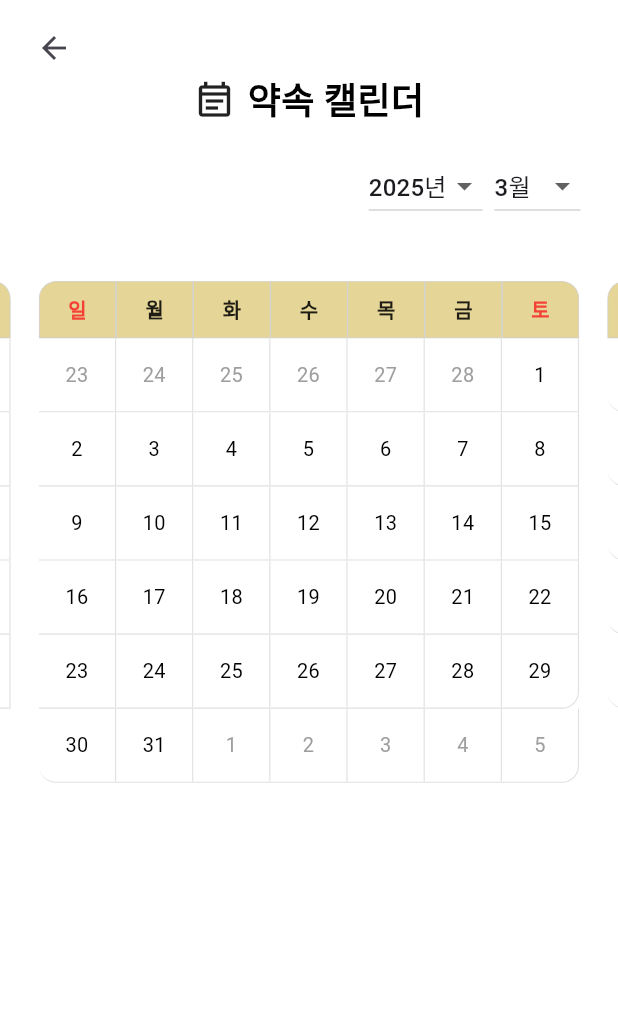
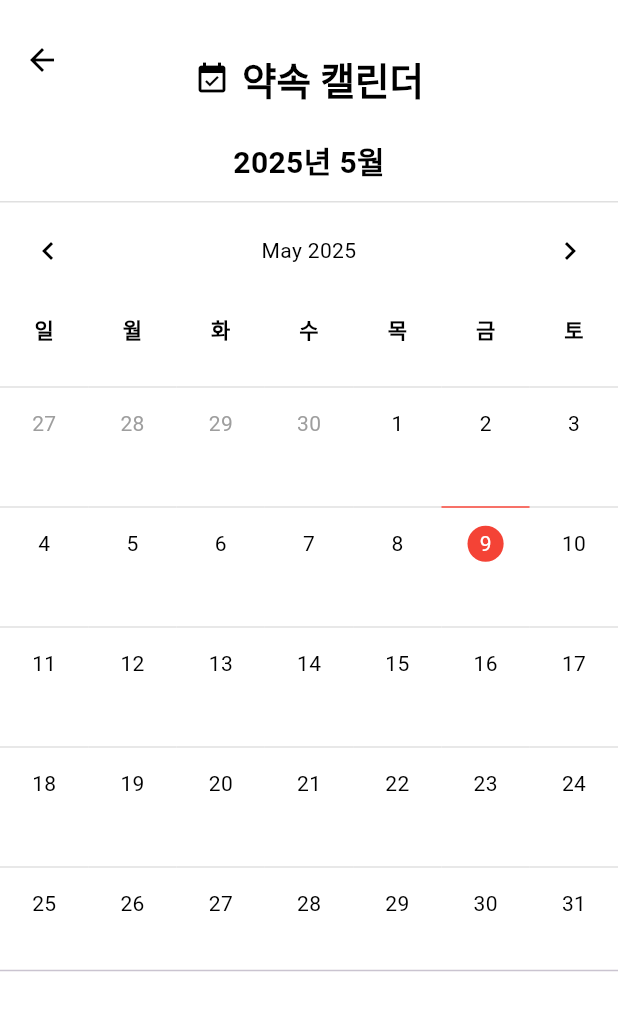
Before and after one commit to partmant/FairMeeting, a Flutter app: the screen it shows after launch, after a tap on "약속 캘린더", on a phone screen of 412 x 824 dp. Shown: the top 1011 px of the screen. Run offline on Flutter 3.47's test engine with Material 3 defaults, Android fonts, the phone set to English and light mode, and no system bars; drawn by our look-alikes of table_calendar; our stand-ins replace dotted_border, flutter_dotenv, geolocator; missing offline and left inert: kakao_flutter_sdk_user, kakao_map_plugin.

Commit message:
modified: 캘린더 화면 수정 및 버그 수정(1차)

```diff
--- a/lib/screens/calender_screen.dart
+++ b/lib/screens/calender_screen.dart
@@ -1,6 +1,22 @@
+import 'package:flutter/cupertino.dart';
 import 'package:flutter/material.dart';
 import 'package:table_calendar/table_calendar.dart';
-import 'package:intl/intl.dart';
+
+void main() {
+  runApp(const MyApp());
+}
+
+class MyApp extends StatelessWidget {
+  const MyApp({super.key});
+
+  @override
+  Widget build(BuildContext context) {
+    return MaterialApp(
+      theme: ThemeData.light(),
+      home: const AppointmentCalendarScreen(),
+    );
+  }
+}
 
 class AppointmentCalendarScreen extends StatefulWidget {
   const AppointmentCalendarScreen({super.key});
@@ -12,316 +28,342 @@ class AppointmentCalendarScreen extends StatefulWidget {
 
 class _AppointmentCalendarScreenState
     extends State<AppointmentCalendarScreen> {
-  static final DateTime _baseDate = DateTime(2020, 1);
-  static final int _initialPage = DateTime(2025, 3).difference(_baseDate).inDays ~/ 30;
-  final PageController _pageController = PageController(
-    initialPage: _initialPage,
-    viewportFraction: 0.92,
+  DateTime _focusedDay = DateTime.now();
+  DateTime? _selectedDay;
+  final Map<DateTime, List<Map<String, String>>> _appointments = {};
+
+  final TextEditingController _timeController = TextEditingController();
+  final TextEditingController _locationController = TextEditingController();
+
+  void _showAddAppointmentDialog(DateTime selectedDay) {
+    _timeController.clear();
+    _locationController.clear();
+
+    showCupertinoModalPopup(
+      context: context,
+      builder: (_) => Container(
+        padding: const EdgeInsets.all(16),
+        height: 350,
+        color: Colors.white,
+        child: Column(
+          children: [
+            const Text('새 일정 추가',
+                style: TextStyle(
+                  fontSize: 20,
+                  fontWeight: FontWeight.bold,
+                  color: Color(0xFFD9C189),
+                )),
+            const SizedBox(height: 20),
+            CupertinoTextField(
+              controller: _timeController,
+              placeholder: '시간 :',
+            ),
+            const SizedBox(height: 10),
+            CupertinoTextField(
+              controller: _locationController,
+              placeholder: '장소 :',
+            ),
+            const Spacer(),
+            Row(
+              mainAxisAlignment: MainAxisAlignment.spaceBetween,
+              children: [
+                CupertinoButton(
+                  child: const Text('취소',
+                      style: TextStyle(color: Color(0xFFD9C189))),
+                  onPressed: () => Navigator.of(context).pop(),
+                ),
+                Container(
+                  decoration: BoxDecoration(
+                    color: const Color(0xFFD9C189),
+                    borderRadius: BorderRadius.circular(8),
+                  ),
+                  child: CupertinoButton(
+                    padding: const EdgeInsets.symmetric(
+                        horizontal: 24, vertical: 10),
+                    child: const Text('추가',
+                        style: TextStyle(color: Colors.white)),
+                    onPressed: () {
+                      if (_timeController.text.isNotEmpty &&
+                          _locationController.text.isNotEmpty) {
+                        final newAppointment = {
+                          'time': _timeController.text,
+                          'location': _locationController.text,
+                        };
+                        setState(() {
+                          final key = DateTime(
+                            selectedDay.year,
+                            selectedDay.month,
+                            selectedDay.day,
                           );
+                          _appointments.putIfAbsent(key, () => []);
+                          _appointments[key]!.add(newAppointment);
+                          _selectedDay = selectedDay; // 바로 보이게
+                        });
+                        Navigator.of(context).pop();
+                      }
+                    },
+                  ),
+                ),
+              ],
+            ),
+          ],
+        ),
+      ),
+    );
+  }
 
-  DateTime _focusedDay = DateTime(2025, 3, 27);
-  DateTime? _selectedDay;
+  void _showMonthYearPicker() {
+    DateTime tempPickedDate = _focusedDay;
 
-  final List<int> _yearList = [for (var y = 2020; y <= 2030; y++) y];
-  int _selectedYear = 2025;
-  int _selectedMonth = 3;
-
-  List<DateTime> markedDates = [
-    DateTime(2025, 3, 9),
-    DateTime(2025, 3, 22),
-    DateTime(2025, 3, 27),
-  ];
-
-  @override
-  Widget build(BuildContext context) {
-    return SafeArea(
-      child: Scaffold(
-        backgroundColor: Colors.white,
-        body: Column(
-          crossAxisAlignment: CrossAxisAlignment.start,
+    showCupertinoModalPopup(
+      context: context,
+      builder: (BuildContext context) {
+        return Container(
+          height: 350,
+          color: Colors.white,
+          child: Column(
             children: [
-            // 뒤로가기 버튼
-            Padding(
+              Container(
                 padding:
-              const EdgeInsets.symmetric(horizontal: 12.0, vertical: 8.0),
+                const EdgeInsets.symmetric(horizontal: 16, vertical: 8),
+                color: Colors.grey[100],
                 child: Row(
+                  mainAxisAlignment: MainAxisAlignment.spaceBetween,
                   children: [
-                  IconButton(
-                    icon: const Icon(Icons.arrow_back),
+                    CupertinoButton(
+                      padding: EdgeInsets.zero,
+                      child: Text('취소',
+                          style: TextStyle(color: Colors.grey[900])),
                       onPressed: () {
-                      Navigator.pop(context);
+                        Navigator.of(context).pop();
+                      },
+                    ),
+                    CupertinoButton(
+                      padding: EdgeInsets.zero,
+                      child: const Text('완료',
+                          style: TextStyle(color: Color(0xFFD9C189))),
+                      onPressed: () {
+                        setState(() {
+                          _focusedDay = tempPickedDate;
+                          _selectedDay = tempPickedDate;
+                        });
+                        Navigator.of(context).pop();
                       },
                     ),
                   ],
                 ),
               ),
+              Expanded(
+                child: CupertinoDatePicker(
+                  mode: CupertinoDatePickerMode.date,
+                  initialDateTime: _focusedDay,
+                  minimumDate: DateTime(2020),
+                  maximumDate: DateTime(2030),
+                  onDateTimeChanged: (DateTime newDate) {
+                    tempPickedDate = newDate;
+                  },
+                ),
+              ),
+            ],
+          ),
+        );
+      },
+    );
+  }
 
-            // 제목
-            Transform.translate(
-              offset: const Offset(0, -15),
-              child: Center(
+  Widget _buildDayCell(DateTime day,
+      {required bool isSelected,
+        required bool isToday,
+        required bool isOutside}) {
+    Color lineColor = isSelected
+        ? Color(0xFFD9C189)
+        : isToday
+        ? Colors.red
+        : Colors.grey[300]!;
+
+    Color textColor = isOutside ? Colors.grey : Colors.black;
+
+    BoxDecoration? decoration;
+    if (isSelected || isToday) {
+      decoration = BoxDecoration(
+        shape: BoxShape.circle,
+        color: isSelected ? Color(0xFFD9C189) : Colors.red,
+      );
+    }
+
+    return Column(
+      mainAxisAlignment: MainAxisAlignment.center,
+      children: [
+        Container(
+          height: 1,
+          margin: const EdgeInsets.only(bottom: 6),
+          color: lineColor,
+        ),
+        Container(
+          decoration: decoration,
+          padding: const EdgeInsets.all(8),
+          child: Text(
+            '${day.day}',
+            style: TextStyle(
+              color: isSelected || isToday ? Colors.white : textColor,
+            ),
+          ),
+        ),
+      ],
+    );
+  }
+
+  List<Map<String, String>> _getAppointmentsForDay(DateTime day) {
+    return _appointments[DateTime(day.year, day.month, day.day)] ?? [];
+  }
+
+  @override
+  Widget build(BuildContext context) {
+    final selectedAppointments =
+    _selectedDay != null ? _getAppointmentsForDay(_selectedDay!) : [];
+
+    return Scaffold(
+      backgroundColor: Colors.white,
+      appBar: AppBar(
+        centerTitle: true,
+        toolbarHeight: 80,
+        backgroundColor: Colors.white,
+        elevation: 0,
+        iconTheme: const IconThemeData(color: Colors.black),
+        title: Padding(
+          padding: const EdgeInsets.only(top: 25),
           child: Row(
             mainAxisSize: MainAxisSize.min,
             children: const [
-                    Icon(Icons.event_note_outlined, size: 28),
+              Icon(Icons.event_available, color: Colors.black),
               SizedBox(width: 8),
               Text(
                 '약속 캘린더',
                 style: TextStyle(
-                        fontSize: 24,
-                        fontWeight: FontWeight.bold,
                   color: Colors.black,
+                  fontSize: 25,
                 ),
               ),
             ],
           ),
         ),
       ),
-
-            // 드롭다운
-            Padding(
-              padding: const EdgeInsets.symmetric(horizontal: 25.0),
-              child: Row(
-                mainAxisAlignment: MainAxisAlignment.end,
+      body: Column(
         children: [
-                  DropdownButton<int>(
-                    value: _selectedYear,
-                    items: _yearList.map((year) {
-                      return DropdownMenuItem(
-                        value: year,
-                        child: Text('$year년'),
-                      );
-                    }).toList(),
-                    onChanged: (year) {
-                      if (year != null) {
-                        setState(() {
-                          _selectedYear = year;
-                          _focusedDay = DateTime(_selectedYear, _selectedMonth, 1);
-                          final index = (_focusedDay.difference(_baseDate).inDays ~/ 30);
-                          _pageController.jumpToPage(index);
-                        });
-                      }
-                    },
-                  ),
-                  const SizedBox(width: 8),
-                  DropdownButton<int>(
-                    value: _selectedMonth,
-                    items: List.generate(12, (i) => i + 1).map((month) {
-                      return DropdownMenuItem(
-                        value: month,
-                        child: Text('$month월'),
-                      );
-                    }).toList(),
-                    onChanged: (month) {
-                      if (month != null) {
-                        setState(() {
-                          _selectedMonth = month;
-                          _focusedDay = DateTime(_selectedYear, _selectedMonth, 1);
-                          final index = (_focusedDay.difference(_baseDate).inDays ~/ 30);
-                          _pageController.jumpToPage(index);
-                        });
-                      }
-                    },
-                  ),
-                ],
+          GestureDetector(
+            onTap: _showMonthYearPicker,
+            child: Padding(
+              padding: const EdgeInsets.all(12.0),
+              child: Text(
+                '${_focusedDay.year}년 ${_focusedDay.month}월',
+                style: const TextStyle(
+                  fontSize: 20,
+                  fontWeight: FontWeight.bold,
+                  color: Colors.black,
                 ),
               ),
-
-            const SizedBox(height: 24),
-
-            // 캘린더
-            Expanded(
-              child: PageView.builder(
-                controller: _pageController,
-                itemCount: 240, // 20년치
-                onPageChanged: (index) {
-                  final newFocused = DateTime(_baseDate.year, _baseDate.month + index);
-                  setState(() {
-                    _focusedDay = newFocused;
-                    _selectedYear = newFocused.year;
-                    _selectedMonth = newFocused.month;
-                  });
-                },
-                itemBuilder: (context, index) {
-                  final month = DateTime(_baseDate.year, _baseDate.month + index);
-                  return Transform.scale(
-                    scale: 0.95,
-                    child: TableCalendar(
-                      locale: 'ko_KR',
-                      firstDay: DateTime(2020, 1, 1),
-                      lastDay: DateTime(2040, 12, 31),
-                      focusedDay: month,
+            ),
+          ),
+          Container(height: 1, color: Colors.grey[300]),
+          TableCalendar(
+            firstDay: DateTime(2020),
+            lastDay: DateTime(2030),
+            focusedDay: _focusedDay,
             selectedDayPredicate: (day) => isSameDay(_selectedDay, day),
             onDaySelected: (selectedDay, focusedDay) {
               setState(() {
                 _selectedDay = selectedDay;
                 _focusedDay = focusedDay;
-                          _selectedYear = focusedDay.year;
-                          _selectedMonth = focusedDay.month;
+              });
+              _showAddAppointmentDialog(selectedDay);
+            },
+            onPageChanged: (focusedDay) {
+              setState(() {
+                _focusedDay = focusedDay;
               });
             },
-                      headerVisible: false,
+            rowHeight: 80,
+            calendarStyle: const CalendarStyle(
+              outsideDaysVisible: true,
+            ),
             daysOfWeekHeight: 40,
-                      calendarStyle: CalendarStyle(
-                        outsideDaysVisible: true,
-                        weekendTextStyle: const TextStyle(color: Colors.red),
-                        todayDecoration: BoxDecoration(
-                          color: Colors.grey.shade300,
-                          shape: BoxShape.circle,
+            daysOfWeekStyle: const DaysOfWeekStyle(
+              weekdayStyle: TextStyle(color: Colors.black),
+              weekendStyle: TextStyle(color: Colors.grey),
             ),
-                        selectedDecoration: const BoxDecoration(
-                          color: Colors.black,
-                          shape: BoxShape.circle,
-                        ),
-                      ),
-                      daysOfWeekStyle: const DaysOfWeekStyle(
-                        weekdayStyle: TextStyle(fontWeight: FontWeight.bold),
-                        weekendStyle: TextStyle(fontWeight: FontWeight.bold),
+            headerStyle: const HeaderStyle(
+              titleTextStyle: TextStyle(color: Colors.black),
+              formatButtonVisible: false,
+              titleCentered: true,
+              leftChevronIcon: Icon(Icons.chevron_left, color: Colors.black),
+              rightChevronIcon: Icon(Icons.chevron_right, color: Colors.black),
             ),
             calendarBuilders: CalendarBuilders(
               dowBuilder: (context, day) {
-                          final text = DateFormat.E('ko_KR').format(day);
-                          final isWeekend =
-                              day.weekday == DateTime.sunday || day.weekday == DateTime.saturday;
-
-                          BorderRadius borderRadius = BorderRadius.zero;
-                          if (day.weekday == DateTime.sunday) {
-                            borderRadius =
-                            const BorderRadius.only(topLeft: Radius.circular(12));
-                          } else if (day.weekday == DateTime.saturday) {
-                            borderRadius =
-                            const BorderRadius.only(topRight: Radius.circular(12));
-                          }
-
-                          return Container(
-                            decoration: BoxDecoration(
-                              color: const Color(0xFFE5D597),
-                              border: Border.all(color: Color(0xFFCCCCCC), width: 0.5),
-                              borderRadius: borderRadius,
-                            ),
-                            child: Center(
+                final koreanWeekdays = ['일', '월', '화', '수', '목', '금', '토'];
+                return Center(
                   child: Text(
-                                text,
-                                style: TextStyle(
-                                  color: isWeekend ? Colors.red : Colors.black87,
-                                  fontWeight: FontWeight.w600,
-                                ),
-                              ),
+                    koreanWeekdays[day.weekday % 7],
+                    style: const TextStyle(
+                        color: Colors.black, fontWeight: FontWeight.bold),
                   ),
                 );
               },
               defaultBuilder: (context, day, focusedDay) {
-                          return _buildDayCell(day, false);
+                return _buildDayCell(day,
+                    isSelected: false,
+                    isToday: false,
+                    isOutside: false);
+              },
+              todayBuilder: (context, day, focusedDay) {
+                return _buildDayCell(day,
+                    isSelected: false, isToday: true, isOutside: false);
+              },
+              selectedBuilder: (context, day, focusedDay) {
+                return _buildDayCell(day,
+                    isSelected: true, isToday: false, isOutside: false);
               },
               outsideBuilder: (context, day, focusedDay) {
-                          return _buildDayCell(day, true);
+                return _buildDayCell(day,
+                    isSelected: false, isToday: false, isOutside: true);
               },
             ),
           ),
+          const Divider(),
+          if (selectedAppointments.isNotEmpty)
+            ...selectedAppointments.asMap().entries.map((entry) {
+              final index = entry.key;
+              final appt = entry.value;
+              return ListTile(
+                title: Text('${appt['time']} - ${appt['location']}'),
+                leading: const Icon(Icons.event_note),
+                trailing: IconButton(
+                  icon: const Icon(Icons.close, color: Color(0xFFD9C189)),
+                  onPressed: () {
+                    final key = DateTime(
+                      _selectedDay!.year,
+                      _selectedDay!.month,
+                      _selectedDay!.day,
                     );
+                    setState(() {
+                      _appointments[key]!.removeAt(index);
+                      if (_appointments[key]!.isEmpty) {
+                        _appointments.remove(key);
+                      }
+                    });
                   },
                 ),
+              );
+            }),
+          if (_selectedDay != null && selectedAppointments.isEmpty)
+            const Padding(
+              padding: EdgeInsets.all(16.0),
+              child: Text(
+                '등록된 일정이 없습니다.',
+                style: TextStyle(color: Colors.grey),
               ),
-
-            const SizedBox(height: 12),
-
-            if (_selectedDay != null)
-              Padding(
-                padding: const EdgeInsets.symmetric(horizontal: 20.0),
-                child: Container(
-                  width: double.infinity,
-                  padding: const EdgeInsets.all(16),
-                  decoration: BoxDecoration(
-                    border: Border.all(color: Colors.black, width: 1.2),
-                    borderRadius: BorderRadius.circular(12),
-                  ),
-                  child: Column(
-                    crossAxisAlignment: CrossAxisAlignment.start,
-                    children: [
-                      Row(
-                        mainAxisAlignment: MainAxisAlignment.spaceBetween,
-                        children: [
-                          Text(
-                            DateFormat('y년 M월 d일').format(_selectedDay!) + '\n시간 : ',
-                            style: const TextStyle(fontSize: 16),
-                          ),
-                          TextButton(
-                            onPressed: () {},
-                            style: TextButton.styleFrom(foregroundColor: Colors.black),
-                            child: const Text('알림 끄기'),
             ),
         ],
-                      ),
-                      const SizedBox(height: 8),
-                      const Text(
-                        '장소 :',
-                        style: TextStyle(fontSize: 18, fontWeight: FontWeight.bold),
-                      ),
-                      const Text(
-                        '주소 :',
-                        style: TextStyle(fontSize: 16),
-                      ),
-                      const SizedBox(height: 10),
-                      Row(
-                        mainAxisAlignment: MainAxisAlignment.spaceBetween,
-                        children: [
-                          TextButton(
-                            onPressed: () {},
-                            style: TextButton.styleFrom(foregroundColor: Colors.black),
-                            child: const Text('+ 메모 추가하기'),
-                          ),
-                          TextButton(
-                            onPressed: () {},
-                            style: TextButton.styleFrom(foregroundColor: Colors.black),
-                            child: const Text('길찾기'),
-                          ),
-                        ],
-                      )
-                    ],
-                  ),
-                ),
-              ),
-            const SizedBox(height: 20),
-          ],
-        ),
-      ),
-    );
-  }
-
-  Widget _buildDayCell(DateTime day, bool isOutside) {
-    bool isLastWeek = day
-        .isAfter(DateTime(_focusedDay.year, _focusedDay.month + 1, 0)
-        .subtract(const Duration(days: 7)));
-
-    BorderRadius borderRadius = BorderRadius.zero;
-    if (isLastWeek && day.weekday == DateTime.saturday) {
-      borderRadius = const BorderRadius.only(
-        bottomRight: Radius.circular(12),
-      );
-    } else if (isLastWeek && day.weekday == DateTime.sunday) {
-      borderRadius = const BorderRadius.only(
-        bottomLeft: Radius.circular(12),
-      );
-    }
-
-    return Container(
-      decoration: BoxDecoration(
-        border: const Border(
-          right: BorderSide(color: Color(0xFFE0E0E0), width: 0.8),
-          bottom: BorderSide(color: Color(0xFFE0E0E0), width: 0.8),
-        ),
-        borderRadius: borderRadius,
-      ),
-      child: Center(
-        child: Container(
-          padding: const EdgeInsets.all(6),
-          child: Text(
-            '${day.day}',
-            style: TextStyle(
-              color: isOutside ? Colors.grey : Colors.black,
-            ),
-          ),
-        ),
       ),
     );
   }
--- a/lib/screens/main_menu_screen.dart
+++ b/lib/screens/main_menu_screen.dart
@@ -27,7 +27,7 @@ class MainmenuScreen extends StatelessWidget {
         'icon': Icons.event_available,
         'color': Colors.white,
         'textColor': Colors.black,
-        'onTap': () => Navigator.push(context, MaterialPageRoute(builder: (_) => const AppointmentCalendarScreen())),
+        'onTap': () => Navigator.push(context, MaterialPageRoute(builder: (_) =>  AppointmentCalendarScreen())),
       },
       {
         'label': '내 정보',
```
Lines whose indentation alone changed are shown as unchanged.
